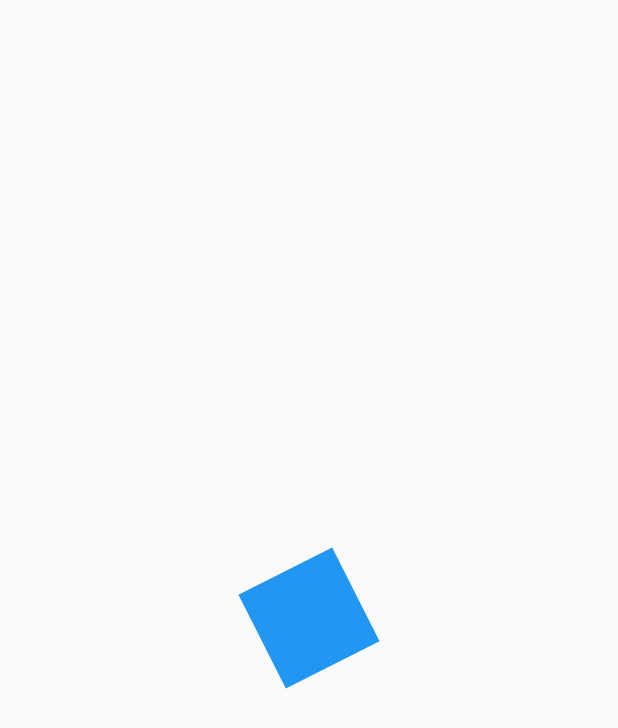
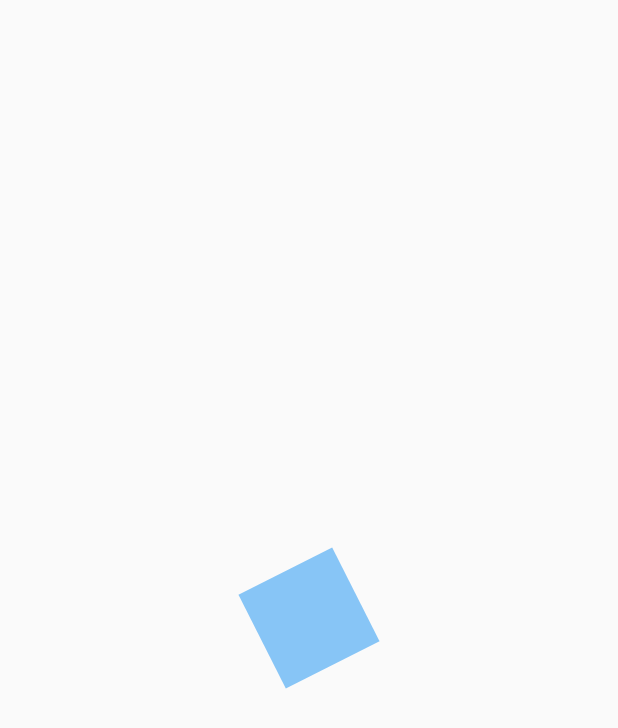
Before and after one commit to velascoandres/custom_painters, a Flutter app: the AnimationsPage screen opened by its route, on a phone screen of 412 x 824 dp. Shown: the top 728 px of the screen. Run offline on Flutter 3.47's test engine with Material 2 defaults, Android fonts, the phone set to English and light mode, and no system bars.

Commit message:
multiples animaciones

```diff
--- a/lib/src/pages/animations_page.dart
+++ b/lib/src/pages/animations_page.dart
@@ -24,6 +24,7 @@ class _CuadradoAnimadoState extends State<CuadradoAnimado>
   AnimationController animationController;
   // Que tipo de cosa se quiere animar
   Animation<double> rotacion;
+  Animation<double> opacidad;
 
   @override
   void initState() {
@@ -47,6 +48,11 @@ class _CuadradoAnimadoState extends State<CuadradoAnimado>
         curve: Curves.easeInBack,
       ),
     );
+
+    this.opacidad = Tween(
+      begin: 0.1,
+      end: 1.0,
+    ).animate(animationController);
 
     this.animationController.addListener(
       () {
@@ -82,7 +88,10 @@ class _CuadradoAnimadoState extends State<CuadradoAnimado>
       builder: (BuildContext context, Widget child) {
         return Transform.rotate(
           angle: rotacion.value,
-          child: child,
+          child: Opacity(
+            opacity: opacidad.value,
+            child: child,
+          ),
         );
       },
     );
```
